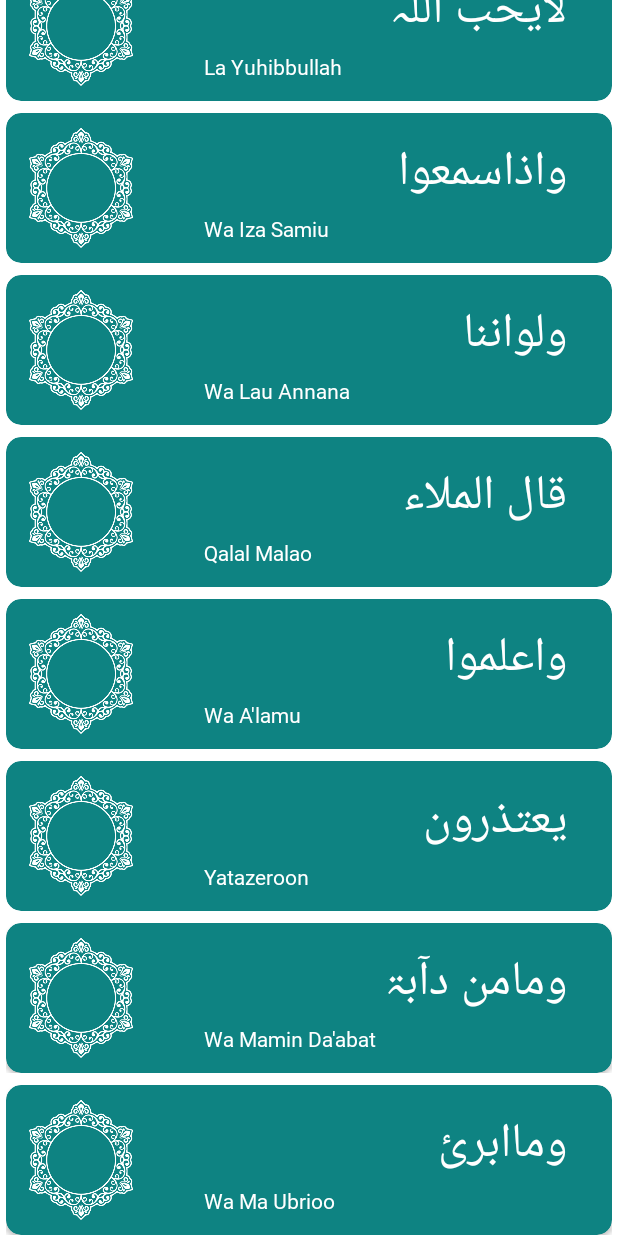
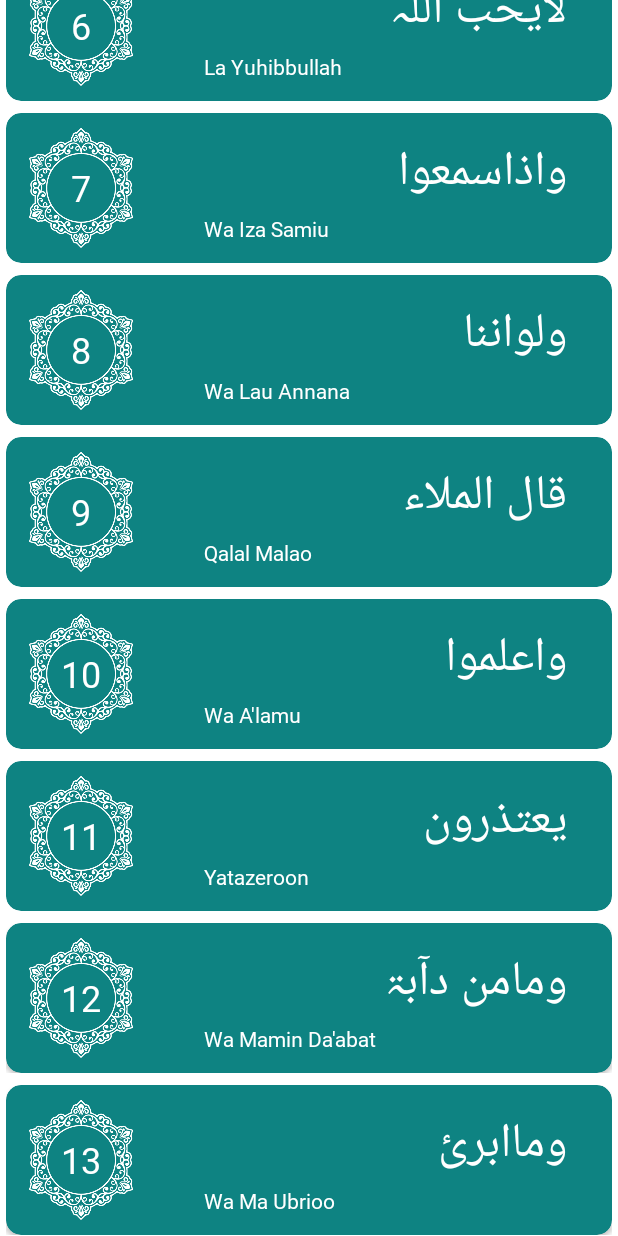
Before and after one commit to azkaNoreen/Noorehooda, an Android app: the Base screen opened directly, with no data from a screen before it, scrolled down 576 dp, on a phone screen of 412 x 824 dp. Run offline under Robolectric (Android 15) with nearby library versions, the phone set to English and light mode, and no system bars; 1 statement that could not run was skipped.

Commit message:
Recycle View on Surah and PAraha index with showing number

```diff
--- a/app/src/main/java/com/example/noorehuda/assignment1/QDH.java
+++ b/app/src/main/java/com/example/noorehuda/assignment1/QDH.java
@@ -1,5 +1,6 @@
 package com.example.noorehuda.assignment1;
 
+import com.example.noorehuda.assignment2.RVListChapters;
 import com.example.noorehuda.assignment2.VerseAndTranslation;
 
 import java.util.ArrayList;
@@ -596,23 +597,24 @@ public class QDH {
 //            list.add(urduSurahNames[index]);
 //        return list;
 //    }
-    public ArrayList<VerseAndTranslation> GetSurahNames() {
-        ArrayList<VerseAndTranslation> list = new ArrayList<VerseAndTranslation>() ;
+    public ArrayList<RVListChapters> GetSurahNames() {
+        ArrayList<RVListChapters> list = new ArrayList<RVListChapters>() ;
         String uname,ename;
+        int pos;
         for (int index = 0; index < urduSurahNames.length; ++index) {
             uname = urduSurahNames[index];
             ename = englishSurahNames[index];
-            list.add(new VerseAndTranslation(uname,ename));
+            list.add(new RVListChapters(uname,ename,index+1,"Surah"));
         }
         return list;
     }
-    public ArrayList<VerseAndTranslation> GetParahNames() {
-        ArrayList<VerseAndTranslation> list = new ArrayList<VerseAndTranslation>() ;
+    public ArrayList<RVListChapters> GetParahNames() {
+        ArrayList<RVListChapters> list = new ArrayList<RVListChapters>() ;
         String uname,ename;
         for (int index = 0; index < englishParahName.length; ++index) {
             uname = ParahName[index];
             ename = englishParahName[index];
-            list.add(new VerseAndTranslation(uname,ename));
+            list.add(new RVListChapters(uname,ename,index+1,"Parah"));
         }
         return list;
     }
--- a/app/src/main/java/com/example/noorehuda/assignment2/ChapterRecyclerViewAdapter.java
+++ b/app/src/main/java/com/example/noorehuda/assignment2/ChapterRecyclerViewAdapter.java
@@ -1,10 +1,12 @@
 package com.example.noorehuda.assignment2;
 
+import android.content.Intent;
 import android.view.LayoutInflater;
 import android.view.View;
 import android.view.ViewGroup;
 import android.widget.ImageView;
 import android.widget.TextView;
+import android.widget.Toast;
 
 import androidx.annotation.NonNull;
 import androidx.recyclerview.widget.RecyclerView;
@@ -14,7 +16,13 @@ import com.example.noorehuda.R;
 import java.util.ArrayList;
 
 public class ChapterRecyclerViewAdapter extends RecyclerView.Adapter<ChapterRecyclerViewAdapter.MyVH> {
-    ArrayList<VerseAndTranslation> myList=new ArrayList<VerseAndTranslation>();
+    ArrayList<RVListChapters> myList=new ArrayList<RVListChapters>();
+    MyOnClickListener myOnClickListener;
+
+    public void setMyInterface(MyOnClickListener myInterface){
+        this.myOnClickListener=myInterface;
+    }
+
     @NonNull
     @Override
     public ChapterRecyclerViewAdapter.MyVH onCreateViewHolder(@NonNull ViewGroup parent, int viewType) {
@@ -24,18 +32,27 @@ public class ChapterRecyclerViewAdapter extends RecyclerView.Adapter<ChapterRecy
 
     @Override
     public void onBindViewHolder(@NonNull ChapterRecyclerViewAdapter.MyVH holder, int position) {
-        VerseAndTranslation st=myList.get(position);
+        RVListChapters st=myList.get(position);
         ChapterRecyclerViewAdapter.MyVH listViewHolder= (ChapterRecyclerViewAdapter.MyVH) holder;
 
-        listViewHolder.name.setText(st.getVerse());
-        listViewHolder.englishName.setText(st.getTranslation());
+        listViewHolder.name.setText(st.getName());
+        listViewHolder.englishName.setText(st.getEngName());
+        listViewHolder.number.setText(st.getPosition()+"");
+
+        listViewHolder.itemView.setOnClickListener(new View.OnClickListener() {
+            @Override
+            public void onClick(View view) {
+                myOnClickListener.onCahpterClick(st);
+            }
+        });
+
     }
 
     @Override
     public int getItemCount() {
         return myList.size();
     }
-    public void setData(ArrayList<VerseAndTranslation> myList){
+    public void setData(ArrayList<RVListChapters> myList){
         this.myList=myList;
         notifyDataSetChanged();
     }
@@ -44,13 +61,15 @@ public class ChapterRecyclerViewAdapter extends RecyclerView.Adapter<ChapterRecy
         TextView name;
         TextView englishName;
         ImageView imag;
+        TextView number;
 
         public MyVH(@NonNull View itemView) {
             super(itemView);
 
             name=itemView.findViewById(R.id.name);
             englishName=itemView.findViewById(R.id.englishName);
-//            imag=itemView.findViewById(R.drawable.ic_launcher_background);
+            number=itemView.findViewById(R.id.number);
+
 
         }
     }
--- /dev/null
+++ b/app/src/main/java/com/example/noorehuda/assignment2/MyOnClickListener.java
@@ -0,0 +1,6 @@
+package com.example.noorehuda.assignment2;
+
+public  interface MyOnClickListener {
+     void onCahpterClick(RVListChapters chapters);
+
+}
--- /dev/null
+++ b/app/src/main/java/com/example/noorehuda/assignment2/RVListChapters.java
@@ -0,0 +1,47 @@
+package com.example.noorehuda.assignment2;
+
+public class RVListChapters {
+    String Name;
+    String EngName;
+    int position;
+    String Type;
+
+    public String getName() {
+        return Name;
+    }
+
+    public void setName(String name) {
+        Name = name;
+    }
+
+    public String getEngName() {
+        return EngName;
+    }
+
+    public void setEngName(String engName) {
+        EngName = engName;
+    }
+
+    public int getPosition() {
+        return position;
+    }
+
+    public void setPosition(int position) {
+        this.position = position;
+    }
+
+    public String getType() {
+        return Type;
+    }
+
+    public void setType(String type) {
+        Type = type;
+    }
+
+    public RVListChapters(String name, String engName, int position, String type) {
+        Name = name;
+        EngName = engName;
+        this.position = position;
+        Type = type;
+    }
+}
--- a/app/src/main/res/layout/chapterlist.xml
+++ b/app/src/main/res/layout/chapterlist.xml
@@ -17,12 +17,33 @@
             android:orientation="horizontal"
             android:layout_gravity="center"
             >
-            <ImageView
-                android:layout_width="80dp"
-                android:layout_height="80dp"
-                android:layout_margin="10dp"
-                android:id="@+id/imag"
-                android:src="@drawable/chapindexwhite"></ImageView>
+            <RelativeLayout
+                android:layout_width="wrap_content"
+                android:layout_height="wrap_content"
+                >
+
+                <ImageView
+                    android:id="@+id/imag"
+                    android:layout_width="80dp"
+                    android:layout_height="80dp"
+                    android:layout_marginStart="10dp"
+                    android:layout_marginTop="10dp"
+                    android:layout_marginEnd="10dp"
+                    android:layout_marginBottom="10dp"
+                    android:src="@drawable/chapindexwhite">
+
+                </ImageView>
+                <TextView
+                    android:id="@+id/number"
+                    android:layout_width="wrap_content"
+                    android:layout_height="wrap_content"
+                    android:layout_centerInParent="true"
+                    android:fontFamily="@font/jameel"
+                    android:textColor="@color/white"
+                    android:text="dskh"
+                    android:textSize="24sp"
+                    />
+            </RelativeLayout>
 
 <LinearLayout
     android:layout_width="match_parent"
```
Also changed, not shown: app/src/main/java/com/example/noorehuda/assignment1/Base.java (+25 -2 lines).
